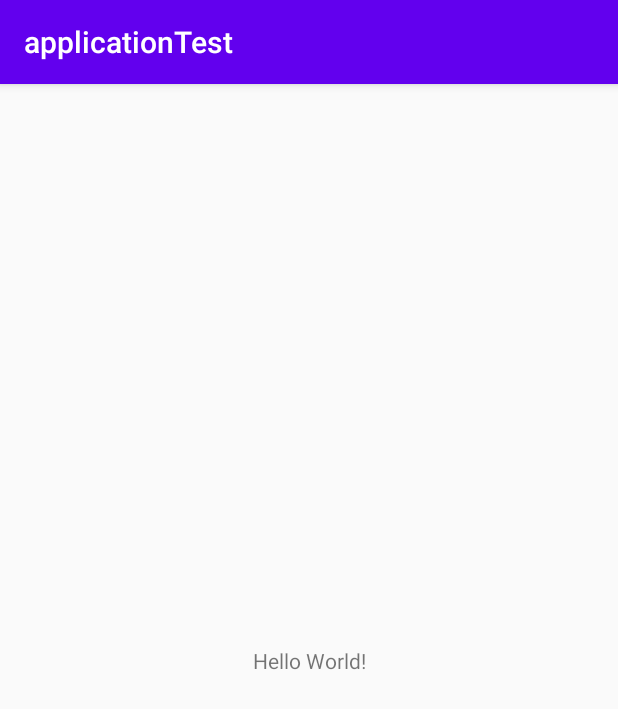
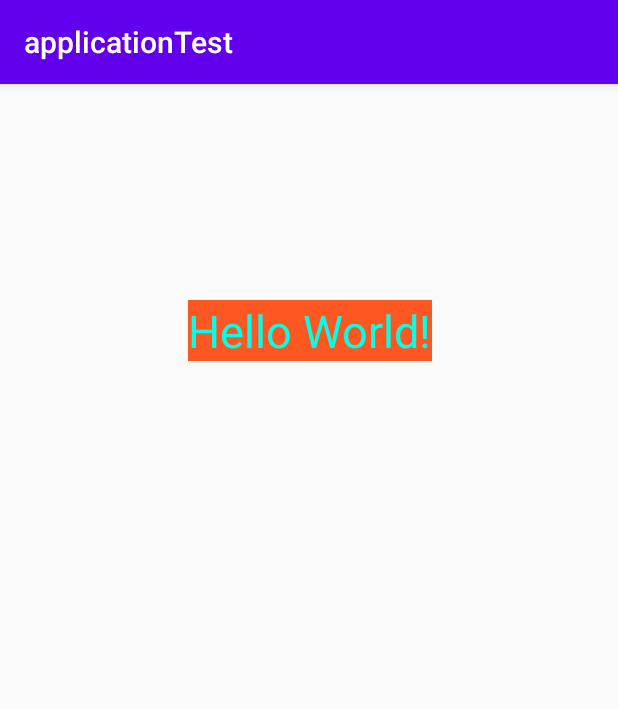
Before and after one commit to Erfaneftekharzadeh/applicationTest, an Android app: the screen it shows after launch (MainActivity), on a phone screen of 412 x 824 dp. Shown: the top 709 px of the screen. Run offline under Robolectric (Android 15) with nearby library versions, the phone set to English and light mode, and no system bars.

Commit message:
add text

```diff
--- a/app/src/main/res/layout/activity_main.xml
+++ b/app/src/main/res/layout/activity_main.xml
@@ -9,10 +9,18 @@
     <TextView
         android:layout_width="wrap_content"
         android:layout_height="wrap_content"
+        android:layout_marginStart="168dp"
+        android:layout_marginTop="136dp"
+        android:layout_marginEnd="167dp"
+        android:layout_marginBottom="576dp"
+        android:background="#FF5722"
         android:text="Hello World!"
+        android:textAppearance="@android:style/TextAppearance.DeviceDefault.Widget.TextView"
+        android:textColor="#03FFE7"
+        android:textSize="30sp"
         app:layout_constraintBottom_toBottomOf="parent"
-        app:layout_constraintLeft_toLeftOf="parent"
-        app:layout_constraintRight_toRightOf="parent"
+        app:layout_constraintEnd_toEndOf="parent"
+        app:layout_constraintStart_toStartOf="parent"
         app:layout_constraintTop_toTopOf="parent" />
 
 </androidx.constraintlayout.widget.ConstraintLayout>
--- a/app/src/main/res/values/strings.xml
+++ b/app/src/main/res/values/strings.xml
@@ -1,3 +1,4 @@
 <resources>
     <string name="app_name">applicationTest</string>
+    <string name="copy">Hello</string>
 </resources>
```
